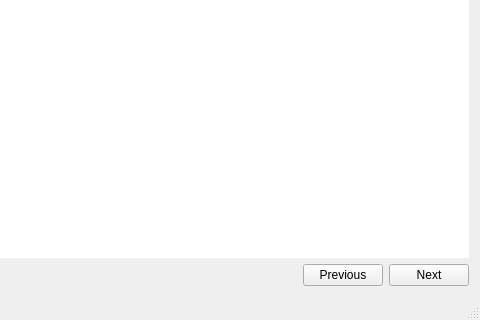
First picture: the form in memmap_disp/mainwindow.ui, repository arthur00/memorymap, before the edit; both pictures show x 129 to 609 and y 158 to 478 of the 609 by 478 pixel window.
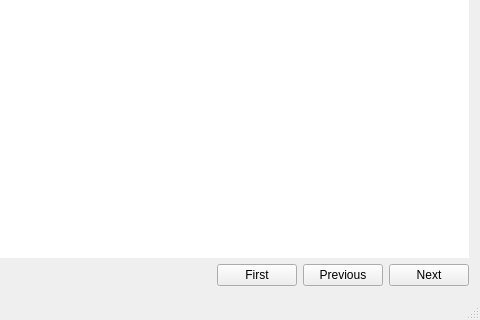
Second picture: the form after the edit.

Commit message: Fixed a bunch of off by one errors, and added a first option.

The edit to the form file:
```diff
--- a/memmap_disp/mainwindow.ui
+++ b/memmap_disp/mainwindow.ui
@@ -59,6 +59,13 @@
         </property>
        </spacer>
       </item>
+      <item>
+       <widget class="QPushButton" name="pushButton_First">
+        <property name="text">
+         <string>First</string>
+        </property>
+       </widget>
+      </item>
       <item>
        <widget class="QPushButton" name="pushButton_Previous">
         <property name="text">
```
Left out of the diff: 3 changed lines with no effect on the pictures. The commit also changes 2 other files.
